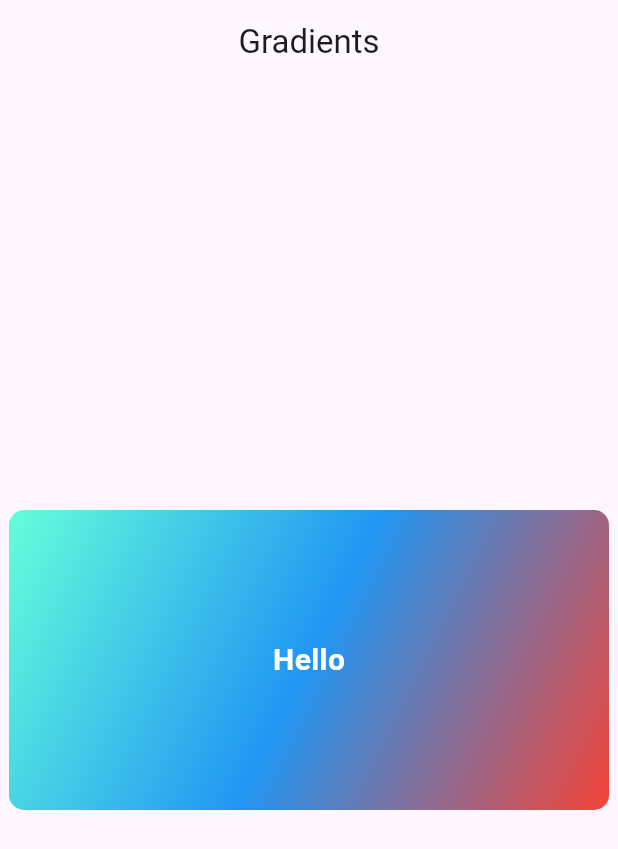
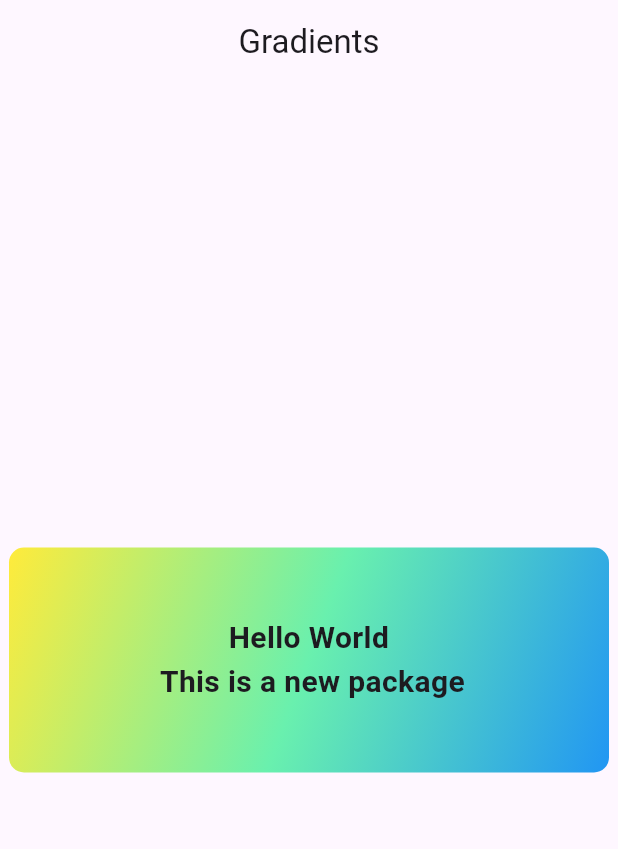
Before and after one commit to sadiqawan/NAVTTIC_Assignments_UET, a Flutter app: the screen it shows after launch, on a phone screen of 412 x 824 dp. Shown: the top 849 px of the screen. Run offline on Flutter 3.47's test engine with Material 3 defaults, Android fonts, the phone set to English and light mode, and no system bars.

Commit message:
colore changed

```diff
--- a/lib/screens/first_assignment.dart
+++ b/lib/screens/first_assignment.dart
@@ -3,6 +3,7 @@ import 'dart:ui';
 import 'package:flutter/cupertino.dart';
 import 'package:flutter/material.dart';
 import 'package:flutter/painting.dart';
+import 'package:flutter/rendering.dart';
 
 class FirstAssignment extends StatelessWidget {
   const FirstAssignment({super.key});
@@ -16,7 +17,7 @@ class FirstAssignment extends StatelessWidget {
       ),
       body: Center(
         child: Container(
-          height: 200,
+          height: 150,
           width: 400,
           decoration:  BoxDecoration(
             borderRadius: BorderRadius.circular(10),
@@ -24,13 +25,13 @@ class FirstAssignment extends StatelessWidget {
                 begin: Alignment.topLeft,
                 end: Alignment.bottomRight,
                 colors: [
-              Colors.tealAccent,
+              Colors.yellow,
+              Colors.greenAccent,
               Colors.blue,
-              Colors.red,
             ])
           ),
           child:const  Center(
-            child: Text('Hello' ,style: TextStyle(fontSize: 20,color: Colors.white,fontWeight: FontWeight.bold),),
+            child: Text('Hello World\n This is a new package',style: TextStyle(fontSize: 20,fontWeight: FontWeight.bold), textAlign: TextAlign.center,),
           ),
         ),
 
```
